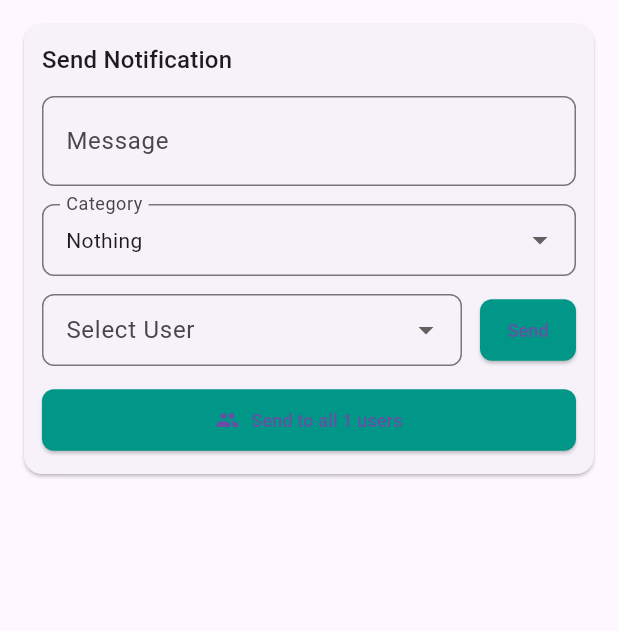
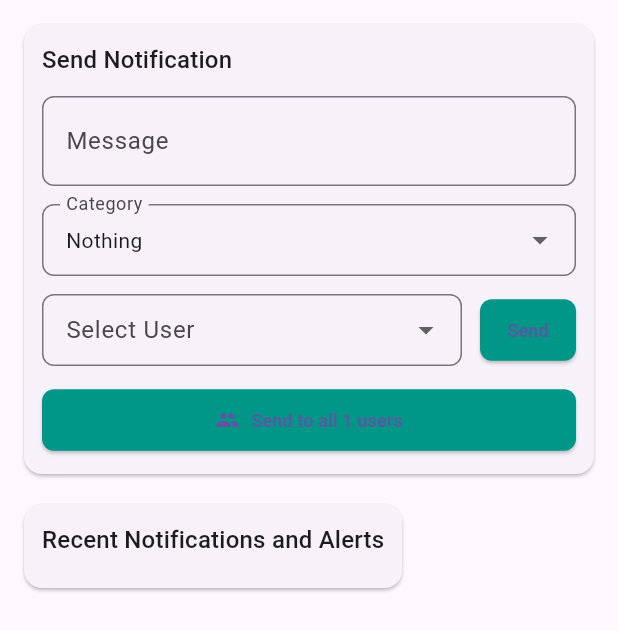
Before and after one commit to sirinegarrouri/pfeProject, a Flutter app: the NotificationsScreen widget shown alone on an empty page, opened directly, on a phone screen of 412 x 824 dp. Shown: the top 631 px of the screen. Run offline on Flutter 3.47's test engine with Material 3 defaults, Android fonts, the phone set to English and light mode, and no system bars; our stand-ins replace cloud_firestore, firebase_auth, firebase_core, firebase_messaging, fl_chart; accounts and stored records are empty.

Commit message:
displaying alerts and notificarions per category

```diff
--- a/lib/Admin/AdminScreen.dart
+++ b/lib/Admin/AdminScreen.dart
@@ -266,13 +266,8 @@ class _DashboardScreenState extends State<DashboardScreen> {
   Future<void> _loadData() async {
     setState(() => _isLoading = true);
     try {
-      // Fetch total notifications count
       final totalQuery = await _firestore.collection('notifications').count().get();
       final totalAlertsQuery = await _firestore.collection('alerts').count().get();
-      print('Total notifications count: ${totalQuery.count}');
-      print('Total alerts count: ${totalAlertsQuery.count}');
-
-      // Fetch read notifications count
       final readQuery = await _firestore
           .collection('notifications')
           .where('read', isEqualTo: true)
@@ -283,11 +278,7 @@ class _DashboardScreenState extends State<DashboardScreen> {
           .where('read', isEqualTo: true)
           .count()
           .get();
-      // Fetch total users count
       final usersQuery = await _firestore.collection('users').count().get();
-
-
-      // Fetch notifications and alerts for weekly stats (last 30 days)
       final now = DateTime.now();
       final startOfPeriod = now.subtract(Duration(days: 30));
       final notificationsSnapshot = await _firestore
@@ -299,13 +290,10 @@ class _DashboardScreenState extends State<DashboardScreen> {
           .where('timestamp', isGreaterThan: Timestamp.fromDate(startOfPeriod))
           .get();
 
-
       final dailyCounts = <int, int>{};
       for (var i = 0; i < 7; i++) {
         dailyCounts[i] = 0;
       }
-
-      // Process notifications
       for (final doc in notificationsSnapshot.docs) {
         final data = doc.data();
         final timestamp = data['timestamp'] as Timestamp?;
@@ -313,13 +301,8 @@ class _DashboardScreenState extends State<DashboardScreen> {
           final date = timestamp.toDate();
           final dayOfWeek = date.weekday - 1;
           dailyCounts[dayOfWeek] = (dailyCounts[dayOfWeek] ?? 0) + 1;
-
-        } else {
-
         }
       }
-
-      // Process alerts
       for (final doc in alertsSnapshot.docs) {
         final data = doc.data();
         final timestamp = data['timestamp'] as Timestamp?;
@@ -327,9 +310,6 @@ class _DashboardScreenState extends State<DashboardScreen> {
           final date = timestamp.toDate();
           final dayOfWeek = date.weekday - 1;
           dailyCounts[dayOfWeek] = (dailyCounts[dayOfWeek] ?? 0) + 1;
-
-        } else {
-
         }
       }
 
@@ -566,6 +546,12 @@ class _NotificationsScreenState extends State<NotificationsScreen> {
     _loadUsers();
   }
 
+  @override
+  void dispose() {
+    _notificationController.dispose();
+    super.dispose();
+  }
+
   Future<void> _loadUsers() async {
     try {
       final snapshot = await _firestore.collection('users').get();
@@ -613,7 +599,6 @@ class _NotificationsScreenState extends State<NotificationsScreen> {
       };
 
       final collection = _selectedCategory == 'Nothing' ? 'notifications' : 'alerts';
-      print('Sending to $collection: $notificationData');
       await _firestore.collection(collection).add(notificationData);
 
       ScaffoldMessenger.of(context).showSnackBar(
@@ -661,7 +646,6 @@ class _NotificationsScreenState extends State<NotificationsScreen> {
           i + batchSize > userIds.length ? userIds.length : i + batchSize,
         );
 
-        print('Preparing batch for ${subList.length} users in ${collection.path}');
         for (final userId in subList) {
           final docRef = collection.doc();
           batch.set(docRef, {
@@ -676,7 +660,6 @@ class _NotificationsScreenState extends State<NotificationsScreen> {
           });
         }
         await batch.commit();
-        print('Batch committed for ${subList.length} users');
       }
 
       ScaffoldMessenger.of(context).showSnackBar(
@@ -712,11 +695,128 @@ class _NotificationsScreenState extends State<NotificationsScreen> {
     }
   }
 
+  Stream<List<Map<String, dynamic>>> _getStreamForCategory(String category) {
+    final collection = category == 'Nothing' ? 'notifications' : 'alerts';
+    return _firestore
+        .collection(collection)
+        .where('category', isEqualTo: category)
+        .orderBy('timestamp', descending: true)
+        .snapshots()
+        .map((snapshot) {
+      return snapshot.docs.map((doc) {
+        final data = doc.data();
+        return {
+          'id': doc.id,
+          'message': data['message'] as String? ?? 'No message',
+          'timestamp': (data['timestamp'] as Timestamp?)?.toDate() ?? DateTime.now(),
+          'read': data['read'] as bool? ?? false,
+          'userId': data['userId'] as String? ?? 'Unknown',
+          'category': data['category'] as String? ?? 'Nothing',
+          'isEmergency': data['isEmergency'] as bool? ?? (category != 'Nothing'),
+        };
+      }).toList();
+    });
+  }
+
+  Widget _buildNotificationItem(Map<String, dynamic> item, BuildContext context) {
+    final isEmergency = item['isEmergency'] as bool;
+    final category = item['category'] as String;
+    final color = _getCategoryColor(category);
+
+    return Card(
+      elevation: 2,
+      shape: RoundedRectangleBorder(borderRadius: BorderRadius.circular(8)),
+      margin: EdgeInsets.symmetric(vertical: 4, horizontal: 8),
+      child: Padding(
+        padding: const EdgeInsets.all(12.0),
+        child: Row(
+          children: [
+            CircleAvatar(
+              radius: 16,
+              backgroundColor: color.withOpacity(0.1),
+              child: Icon(
+                isEmergency ? Icons.warning : Icons.notifications,
+                color: color,
+                size: 16,
+              ),
+            ),
+            SizedBox(width: 12),
+            Expanded(
+              child: Column(
+                crossAxisAlignment: CrossAxisAlignment.start,
+                children: [
+                  Text(
+                    item['message'],
+                    style: Theme.of(context).textTheme.bodyMedium?.copyWith(
+                      color: item['read'] ? Colors.black54 : Colors.black87,
+                      fontWeight: item['read'] ? FontWeight.normal : FontWeight.w600,
+                    ),
+                    maxLines: 2,
+                    overflow: TextOverflow.ellipsis,
+                  ),
+                  SizedBox(height: 4),
+                  Text(
+                    DateFormat('MMM d, yyyy HH:mm').format(item['timestamp'] as DateTime),
+                    style: Theme.of(context).textTheme.bodyMedium?.copyWith(fontSize: 10),
+                  ),
+                ],
+              ),
+            ),
+            Icon(
+              item['read'] ? Icons.mark_email_read : Icons.email,
+              color: item['read'] ? Colors.green : Colors.grey,
+              size: 16,
+            ),
+          ],
+        ),
+      ),
+    );
+  }
+
+  Widget _buildCategorySection(String category, String title) {
+    return StreamBuilder<List<Map<String, dynamic>>>(
+      stream: _getStreamForCategory(category),
+      builder: (context, snapshot) {
+        if (snapshot.connectionState == ConnectionState.waiting) {
+          return Padding(
+            padding: const EdgeInsets.symmetric(vertical: 8.0),
+            child: Center(child: CircularProgressIndicator()),
+          );
+        }
+        if (snapshot.hasError) {
+          print('Error for $category: ${snapshot.error}');
+          return Padding(
+            padding: const EdgeInsets.symmetric(vertical: 8.0),
+            child: Text('Error loading $title', style: Theme.of(context).textTheme.bodyMedium),
+          );
+        }
+        final items = snapshot.data ?? [];
+        if (items.isEmpty) {
+          return SizedBox.shrink();
+        }
+        return Column(
+          crossAxisAlignment: CrossAxisAlignment.start,
+          children: [
+            Padding(
+              padding: const EdgeInsets.fromLTRB(8, 16, 8, 8),
+              child: Text(
+                title,
+                style: Theme.of(context).textTheme.titleMedium?.copyWith(fontWeight: FontWeight.w600),
+              ),
+            ),
+            ...items.map((item) => _buildNotificationItem(item, context)).toList(),
+          ],
+        );
+      },
+    );
+  }
+
   @override
   Widget build(BuildContext context) {
     return SingleChildScrollView(
       padding: EdgeInsets.all(12),
       child: Column(
+        crossAxisAlignment: CrossAxisAlignment.start,
         children: [
           Card(
             child: Padding(
@@ -816,6 +916,26 @@ class _NotificationsScreenState extends State<NotificationsScreen> {
               ),
             ),
           ),
+          SizedBox(height: 12),
+          Card(
+            child: Padding(
+              padding: const EdgeInsets.all(12.0),
+              child: Column(
+                crossAxisAlignment: CrossAxisAlignment.start,
+                children: [
+                  Text(
+                    'Recent Notifications and Alerts',
+                    style: Theme.of(context).textTheme.titleMedium,
+                  ),
+                  SizedBox(height: 8),
+                  _buildCategorySection('Fire', 'Fire Alerts'),
+                  _buildCategorySection('Earthquake', 'Earthquake Alerts'),
+                  _buildCategorySection('Tsunami', 'Tsunami Alerts'),
+                  _buildCategorySection('Nothing', 'General Notifications'),
+                ],
+              ),
+            ),
+          ),
         ],
       ),
     );
```
